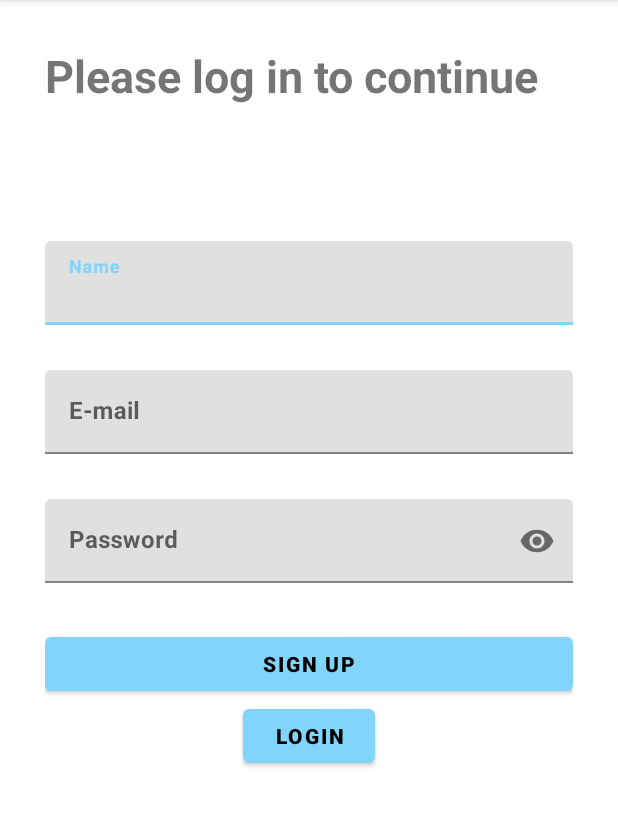
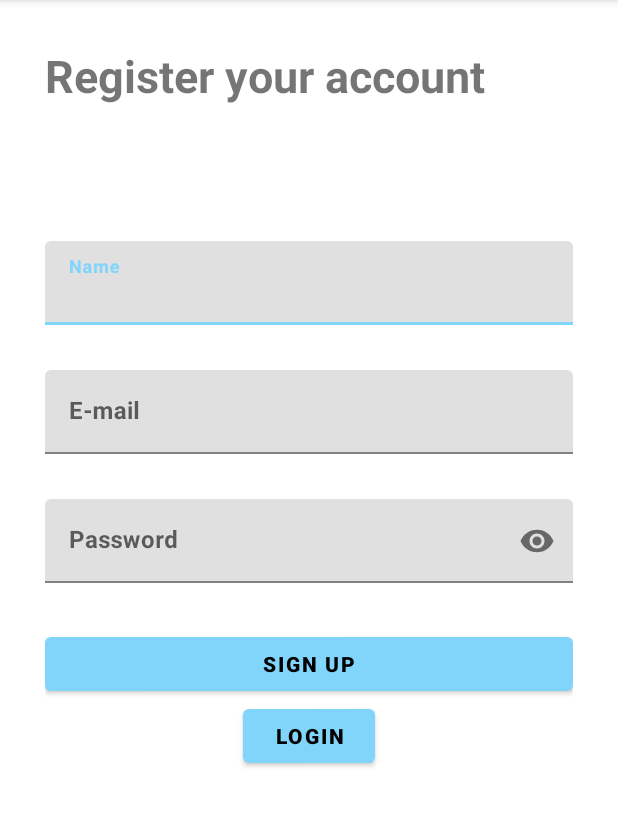
Before and after one commit to MZO9400/CCompanyClient, an Android app: the RegistrationActivity screen opened directly, with no data from a screen before it, on a phone screen of 412 x 824 dp, the part 84-911 px from its top. Run offline under Robolectric (Android 15) with nearby library versions, the phone set to English and light mode, and no system bars; our stand-ins replace FlexboxLayout.

Commit message:
Registration activity: Use registration string

```diff
--- a/app/src/main/res/layout/activity_registration.xml
+++ b/app/src/main/res/layout/activity_registration.xml
@@ -13,7 +13,7 @@
     <TextView
         android:layout_width="match_parent"
         android:layout_height="wrap_content"
-        android:text="@string/login"
+        android:text="@string/register"
         android:textSize="30sp"
         android:layout_marginBottom="90dp"
         android:textStyle="bold"
--- a/app/src/main/res/values-night/strings.xml
+++ b/app/src/main/res/values-night/strings.xml
@@ -6,4 +6,5 @@
     <string name="login_button">Login</string>
     <string name="register_button">Sign Up</string>
     <string name="name">Name</string>
+    <string name="register">Register your account</string>
 </resources>
--- a/app/src/main/res/values/strings.xml
+++ b/app/src/main/res/values/strings.xml
@@ -6,4 +6,5 @@
     <string name="login_button">Login</string>
     <string name="register_button">Sign Up</string>
     <string name="name">Name</string>
+    <string name="register">Register your account</string>
 </resources>
```
